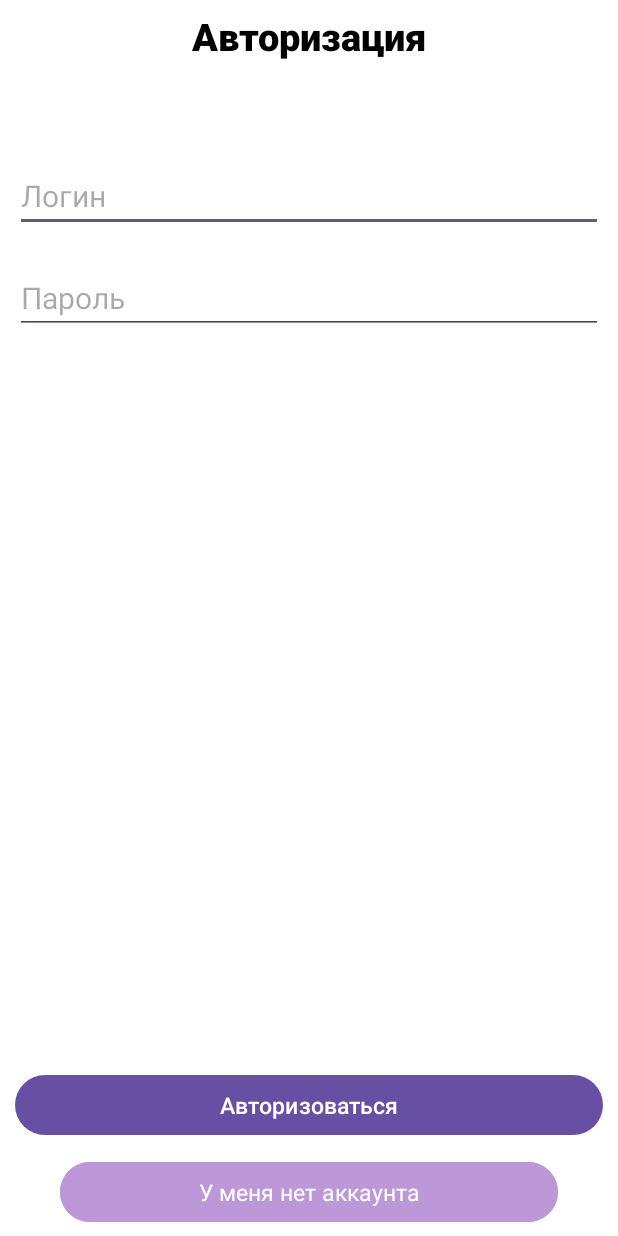
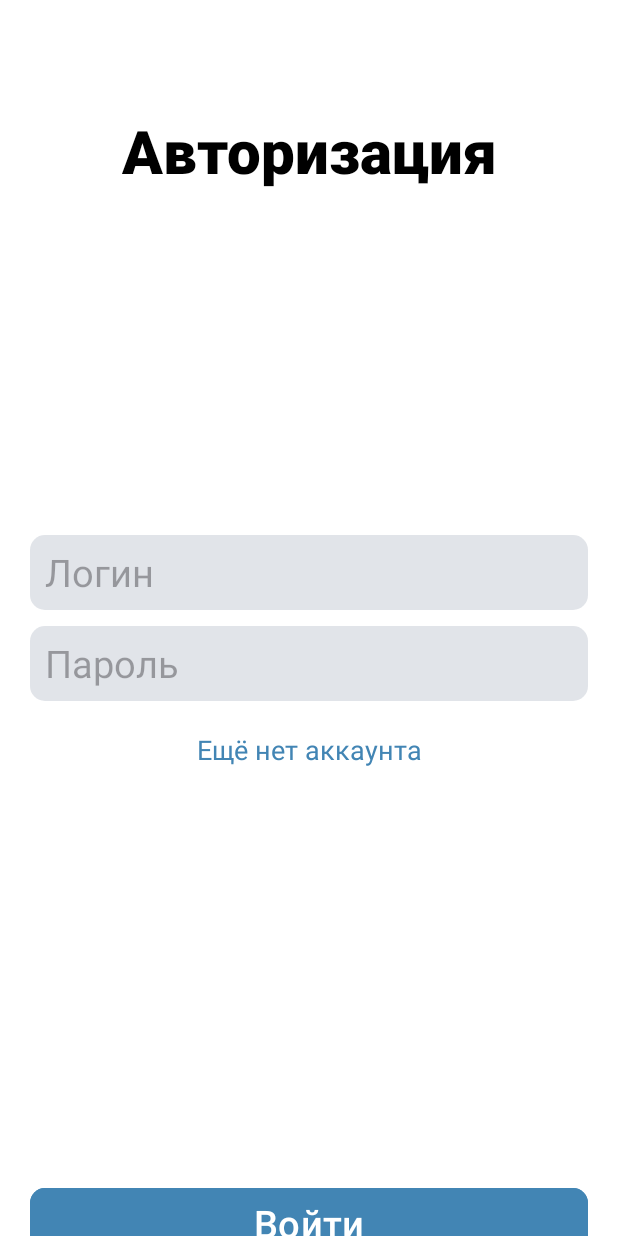
Before and after one commit to marcuryyy/EduVisionApp, an Android app: the AuthActivity screen opened directly, with no data from a screen before it, on a phone screen of 412 x 824 dp. Run offline under Robolectric (Android 15) with nearby library versions, the phone set to English and light mode, and no system bars.

Commit message:
design 4 reg/auth activity

```diff
--- a/app/src/main/java/com/example/testproject/AuthActivity.kt
+++ b/app/src/main/java/com/example/testproject/AuthActivity.kt
@@ -4,6 +4,7 @@ import android.content.Intent
 import android.os.Bundle
 import android.widget.Button
 import android.widget.EditText
+import android.widget.TextView
 import android.widget.Toast
 import androidx.activity.enableEdgeToEdge
 import androidx.appcompat.app.AppCompatActivity
@@ -16,7 +17,7 @@ class AuthActivity : AppCompatActivity() {
         val userLogin: EditText = findViewById(R.id.editName_auth)
         val userPass: EditText = findViewById(R.id.editPassword_auth)
         val ButtonEndAuth: Button = findViewById(R.id.button_auth)
-        val linkToReg: Button = findViewById(R.id.to_reg)
+        val linkToReg: TextView = findViewById(R.id.to_reg)
 
         linkToReg.setOnClickListener {
             val intent = Intent(this, MainActivity::class.java)
--- /dev/null
+++ b/app/src/main/res/drawable/button_corners.xml
@@ -0,0 +1,5 @@
+<shape xmlns:android="http://schemas.android.com/apk/res/android"
+    android:shape="rectangle">
+    <stroke android:color="@color/black"/>
+    <corners android:radius="10dp" />
+</shape>
--- a/app/src/main/res/drawable/rounded_corners.xml
+++ b/app/src/main/res/drawable/rounded_corners.xml
@@ -5,9 +5,10 @@
     android:padding="10dp">
 
     <solid android:color="#30606E8C" />
+
     <corners
-        android:bottomRightRadius="15dp"
-        android:bottomLeftRadius="15dp"
-        android:topLeftRadius="15dp"
-        android:topRightRadius="15dp" />
+        android:bottomRightRadius="10dp"
+        android:bottomLeftRadius="10dp"
+        android:topLeftRadius="10dp"
+        android:topRightRadius="10dp" />
 </shape>
--- a/app/src/main/res/layout/activity_auth.xml
+++ b/app/src/main/res/layout/activity_auth.xml
@@ -4,12 +4,12 @@
     xmlns:tools="http://schemas.android.com/tools"
     android:id="@+id/main"
     android:layout_width="match_parent"
-    android:layout_height="wrap_content"
+    android:layout_height="match_parent"
+    android:fitsSystemWindows="true"
     android:orientation="vertical"
+    android:screenOrientation="portrait"
+    android:windowTranslucentNavigation="true"
     android:windowTranslucentStatus="true"
-    android:windowTranslucentNavigation="true"
-    android:fitsSystemWindows="true"
-    android:screenOrientation="portrait"
     tools:context=".AuthActivity">
 
 
@@ -18,14 +18,14 @@
         android:layout_width="match_parent"
         android:layout_height="wrap_content"
         android:layout_marginStart="10dp"
-        android:layout_marginTop="10dp"
+        android:layout_marginTop="80dp"
         android:layout_marginEnd="10dp"
-        android:layout_marginBottom="840dp"
+        android:layout_marginBottom="830dp"
         android:fontFamily="sans-serif-black"
         android:gravity="center"
         android:text="Авторизация"
         android:textAppearance="@style/TextAppearance.AppCompat.Large"
-        android:textSize="25sp"
+        android:textSize="40sp"
         android:textStyle="bold"
         app:layout_constrainedWidth="true"
         app:layout_constraintBottom_toBottomOf="parent"
@@ -34,76 +34,86 @@
         app:layout_constraintTop_toTopOf="parent"
         app:layout_constraintVertical_bias="0.05" />
 
+    <LinearLayout
+        android:id="@+id/linearLayout"
+        android:layout_width="match_parent"
+        android:layout_height="wrap_content"
+        android:gravity="center"
+        android:orientation="vertical"
+        app:layout_constraintBottom_toBottomOf="parent"
+        app:layout_constraintEnd_toEndOf="parent"
+        app:layout_constraintStart_toStartOf="parent"
+        app:layout_constraintTop_toTopOf="parent">
+
         <EditText
             android:id="@+id/editName_auth"
             android:layout_width="match_parent"
-        android:layout_height="wrap_content"
-        android:layout_marginTop="65dp"
-        android:layout_marginBottom="770dp"
-        android:layout_marginStart="10dp"
-        android:layout_marginEnd="10dp"
-        android:textSize='20sp'
+            android:layout_height="50dp"
+            android:layout_marginStart="20dp"
+            android:layout_marginEnd="20dp"
+            android:layout_marginBottom="5dp"
+            android:background="@drawable/rounded_corners"
             android:ems="10"
             android:hint="Логин"
             android:inputType="text"
+            android:paddingStart="10dp"
+            android:paddingEnd="10dp"
+            android:textSize='25sp'
+            app:layout_constrainedWidth="true"
             app:layout_constraintEnd_toEndOf="parent"
-        app:layout_constraintHorizontal_bias="0.529"
+            app:layout_constraintHorizontal_bias="0.0"
             app:layout_constraintStart_toStartOf="parent"
-        app:layout_constrainedWidth="true"
             app:layout_constraintTop_toBottomOf="@+id/textRegistration" />
 
         <EditText
             android:id="@+id/editPassword_auth"
             android:layout_width="match_parent"
-        android:layout_height="wrap_content"
-        android:layout_marginStart="10dp"
-        android:layout_marginTop="20dp"
-        android:layout_marginEnd="10dp"
+            android:layout_height="50dp"
+            android:layout_marginStart="20dp"
+            android:layout_marginTop="5dp"
+            android:layout_marginEnd="20dp"
+            android:background="@drawable/rounded_corners"
             android:ems="10"
             android:hint="Пароль"
             android:inputType="textPassword"
-        android:textSize='20sp'
+            android:paddingStart="10dp"
+            android:paddingEnd="10dp"
+            android:textSize='25sp'
             app:layout_constrainedWidth="true"
             app:layout_constraintEnd_toEndOf="parent"
             app:layout_constraintHorizontal_bias="0.0"
             app:layout_constraintStart_toStartOf="parent"
-        app:layout_constraintTop_toBottomOf="@+id/editName_auth" />
+            app:layout_constraintTop_toBottomOf="@+id/editName" />
+    </LinearLayout>
 
     <Button
         android:id="@+id/button_auth"
         android:layout_width="match_parent"
-        android:layout_height="wrap_content"
-        android:layout_marginStart="10dp"
-        android:layout_marginTop="740dp"
-        android:layout_marginEnd="10dp"
-        android:layout_marginBottom="10dp"
-        android:text="Авторизоваться"
-        android:textSize='15sp'
-        app:layout_constraintBottom_toTopOf="@+id/to_reg"
+        android:layout_height="54dp"
+        android:layout_marginStart="20dp"
+        android:layout_marginTop="276dp"
+        android:layout_marginEnd="20dp"
+        android:backgroundTint="@color/lightblue"
+        android:gravity="center_horizontal"
+        android:text="Войти"
+        android:textSize='25sp'
+        app:cornerRadius="10dp"
         app:layout_constraintEnd_toEndOf="parent"
-        app:layout_constraintHorizontal_bias="0.0"
         app:layout_constraintStart_toStartOf="parent"
-        app:layout_constraintTop_toBottomOf="@+id/textRegistration"
-        app:layout_constraintVertical_bias="1.0" />
+        app:layout_constraintTop_toBottomOf="@+id/to_reg" />
 
-    <Button
+    <TextView
         android:id="@+id/to_reg"
         android:layout_width="match_parent"
         android:layout_height="wrap_content"
-        android:layout_marginStart="40dp"
-        android:layout_marginTop="830dp"
-        android:layout_marginEnd="40dp"
-        android:layout_marginBottom="5dp"
-        android:backgroundTint="#bd98d9"
+        android:layout_marginTop="20dp"
         android:fontFamily="sans-serif"
         android:gravity="center"
-        android:text="У меня нет аккаунта"
-        android:textAppearance="@style/TextAppearance.AppCompat.Large"
-        android:textSize="15sp"
-        app:layout_constraintBottom_toBottomOf="parent"
+        android:text="Ещё нет аккаунта"
+        android:textColor="@color/lightblue"
+        android:textSize="18sp"
         app:layout_constraintEnd_toEndOf="parent"
         app:layout_constraintStart_toStartOf="parent"
-        app:layout_constraintTop_toTopOf="parent"
-        app:layout_constraintVertical_bias="1.0" />
+        app:layout_constraintTop_toBottomOf="@+id/linearLayout" />
 
 </androidx.constraintlayout.widget.ConstraintLayout>
--- a/app/src/main/res/values/themes.xml
+++ b/app/src/main/res/values/themes.xml
@@ -10,4 +10,5 @@
 
 
     <style name="Theme.TestProject" parent="Base.Theme.TestProject" />
+
 </resources>
```
Also changed, not shown: app/src/main/res/layout/activity_main.xml (+65 -57 lines). Lines whose indentation alone changed are shown as unchanged.
